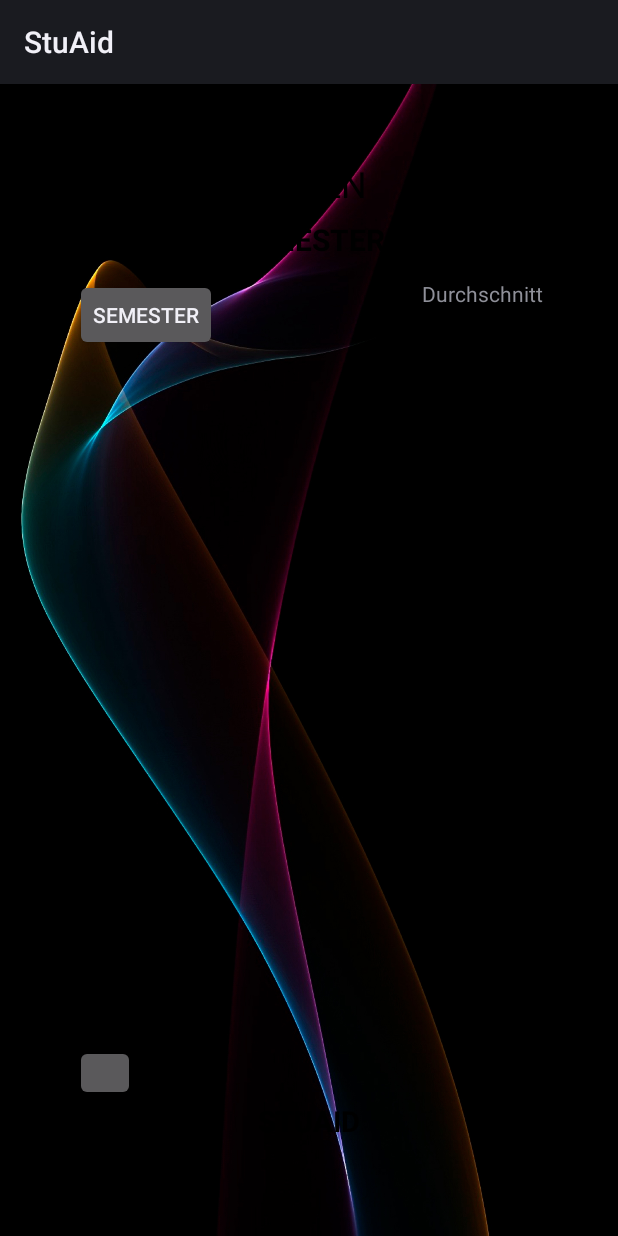
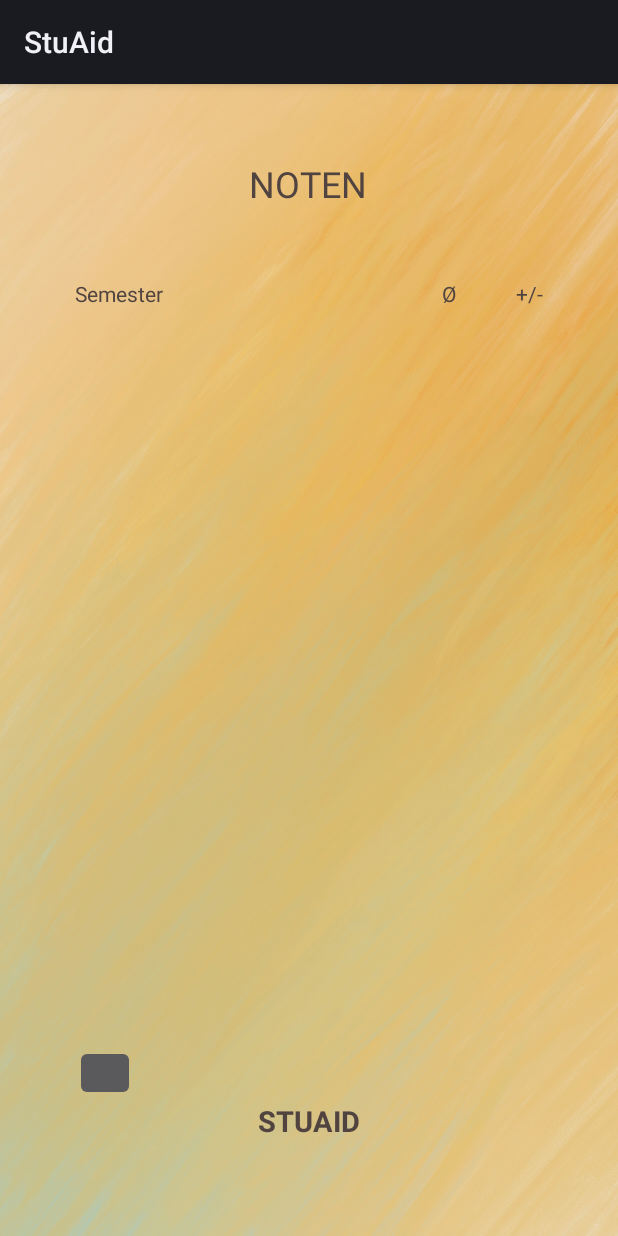
Before and after one commit to hajir3/StuAidShared, an Android app: the layout activity_noten.xml on its own in the app's theme, with its tools: preview values and no code run, on a phone screen of 412 x 824 dp. Run offline under Robolectric (Android 15) with nearby library versions, the phone set to English and light mode, and no system bars; Roboto replaces fonts that are not available here.

Commit message:
background wurde angepasst und ein farbkonzept wurde erstellt

```diff
--- a/app/src/main/java/com/example/stuaid/MainActivity.java
+++ b/app/src/main/java/com/example/stuaid/MainActivity.java
@@ -31,7 +31,7 @@ public class MainActivity extends AppCompatActivity {
                         | View.SYSTEM_UI_FLAG_IMMERSIVE_STICKY);
 
         //Hooks
-        View first,second,third,fourth,fifth,sixth,seventh;
+        View first,second,third,fourth,fifth,sixth,seventh,eight,ninth;
         TextView Tag,Logo;
 
         //Animations
@@ -49,6 +49,8 @@ public class MainActivity extends AppCompatActivity {
         fifth = findViewById(R.id.fifth);
         sixth = findViewById(R.id.sixth);
         seventh = findViewById(R.id.seventh);
+        eight = findViewById(R.id.eighth);
+        ninth = findViewById(R.id.ninth);
 
         Logo = findViewById(R.id.Logo);
         Tag = findViewById(R.id.Tag);
@@ -62,6 +64,8 @@ public class MainActivity extends AppCompatActivity {
         fifth.setAnimation(topAnimation);
         sixth.setAnimation(topAnimation);
         seventh.setAnimation(topAnimation);
+        eight.setAnimation(topAnimation);
+        ninth.setAnimation(topAnimation);
 
         Logo.setAnimation(middleAnimation);
         Tag.setAnimation(bottomAnimation);
--- a/app/src/main/res/layout/activity_noten.xml
+++ b/app/src/main/res/layout/activity_noten.xml
@@ -6,7 +6,7 @@
     android:layout_width="match_parent"
     android:layout_height="match_parent"
     xmlns:app="http://schemas.android.com/apk/res-auto"
-    android:background="@drawable/background2"
+    android:background="@drawable/backgroundmain4"
     tools:context=".Noten"
     android:orientation="vertical"
     android:padding="10dp">
@@ -19,7 +19,7 @@
         android:layout_marginBottom="40dp"
         android:fontFamily="@font/acme"
         android:text="StuAid"
-        android:textColor="#000000"
+        android:textColor="#514440"
         android:textSize="19sp"
         android:textStyle="bold"
         app:layout_constraintBottom_toBottomOf="parent"
@@ -47,7 +47,7 @@
        android:layout_marginTop="40dp"
        android:fontFamily="@font/acme"
        android:text="NOTEN"
-       android:textColor="#000000"
+       android:textColor="#514440"
        android:textSize="24sp"
        app:layout_constraintEnd_toEndOf="parent"
        app:layout_constraintHorizontal_bias="0.498"
@@ -55,27 +55,14 @@
        app:layout_constraintTop_toTopOf="parent"
        tools:ignore="HardcodedText" />
 
-   <TextView
-       android:id="@+id/semester"
-       android:layout_width="wrap_content"
-       android:layout_height="wrap_content"
-       android:layout_marginTop="80dp"
-       android:text="SEMESTER"
-       android:textColor="#000000"
-       android:textSize="20sp"
-       android:textStyle="bold"
-       app:layout_constraintEnd_toEndOf="parent"
-       app:layout_constraintStart_toStartOf="parent"
-       app:layout_constraintTop_toTopOf="parent"
-       tools:ignore="HardcodedText" />
-
-    <Button
+    <TextView
         android:id="@+id/button_semester"
         android:layout_width="wrap_content"
         android:layout_height="wrap_content"
         android:layout_marginStart="40dp"
         android:layout_marginTop="120dp"
         android:text="Semester"
+        android:textColor="#514440"
         app:layout_constraintStart_toStartOf="parent"
         app:layout_constraintTop_toTopOf="parent"
         tools:ignore="HardcodedText" />
@@ -84,12 +71,27 @@
         android:id="@+id/durchschnitt_1"
         android:layout_width="wrap_content"
         android:layout_height="wrap_content"
+        android:layout_marginTop="120dp"
+        android:text="\u00D8"
+        android:textColor="#514440"
+        app:layout_constraintTop_toTopOf="parent"
+        app:layout_constraintEnd_toStartOf="@id/kompensationspunkte"
         android:layout_marginEnd="40dp"
+        tools:ignore="HardcodedText"
+        tools:layout_editor_absoluteX="169dp" />
+
+    <TextView
+        android:id="@+id/kompensationspunkte"
+        android:layout_width="wrap_content"
+        android:layout_height="wrap_content"
         android:layout_marginTop="120dp"
-        android:text="Durchschnitt"
+        android:layout_marginEnd="40dp"
+        android:text="+/-"
+        android:textColor="#514440"
+        app:layout_constraintTop_toTopOf="parent"
         app:layout_constraintEnd_toEndOf="parent"
-        app:layout_constraintTop_toTopOf="parent"
-        tools:ignore="HardcodedText" />
+        tools:ignore="HardcodedText"
+        tools:layout_editor_absoluteX="169dp" />
 
 
 </androidx.constraintlayout.widget.ConstraintLayout>
```
Also changed, not shown: app/src/main/res/layout/activity_homepage.xml (+8 -16 lines), app/src/main/res/layout/activity_main.xml (+26 -10 lines), app/src/main/res/layout/activity_to_do.xml (+25 -30 lines), app/src/main/res/drawable/backgroundmain2.JPG (added), app/src/main/res/drawable/backgroundmain4.jpg (added), app/src/main/res/drawable/balkengelb.JPG (added), app/src/main/res/drawable/balkengrun.JPG (added), app/src/main/res/drawable/balkenorange.JPG (added).
